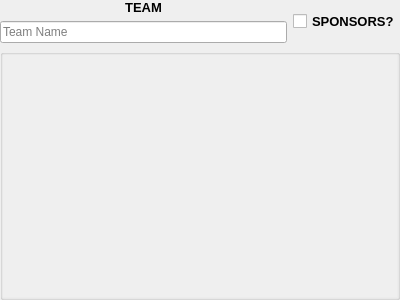
Above: src/layout/TSHBattleTeam.ui from joaorb64/TournamentStreamHelper before the change. Below: the same form after it.
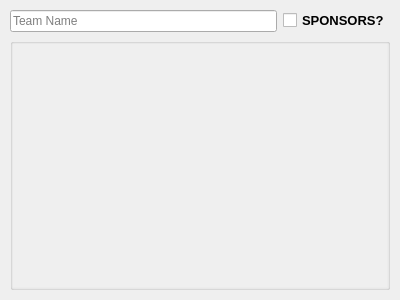
That is the form after the change.

What changed in the file:
```diff
--- a/src/layout/TSHBattleTeam.ui
+++ b/src/layout/TSHBattleTeam.ui
@@ -10,6 +10,12 @@
     <height>300</height>
    </rect>
   </property>
+  <property name="sizePolicy">
+   <sizepolicy hsizetype="Preferred" vsizetype="Expanding">
+    <horstretch>0</horstretch>
+    <verstretch>0</verstretch>
+   </sizepolicy>
+  </property>
   <property name="minimumSize">
    <size>
     <width>1</width>
@@ -23,44 +29,25 @@
    <locale language="English" country="UnitedStates"/>
   </property>
   <layout class="QVBoxLayout" name="verticalLayout">
+   <property name="sizeConstraint">
+    <enum>QLayout::SetMaximumSize</enum>
+   </property>
    <property name="leftMargin">
-    <number>0</number>
+    <number>10</number>
    </property>
    <property name="topMargin">
-    <number>0</number>
+    <number>10</number>
    </property>
    <property name="rightMargin">
-    <number>0</number>
+    <number>10</number>
    </property>
    <property name="bottomMargin">
-    <number>0</number>
+    <number>10</number>
    </property>
    <item>
     <layout class="QHBoxLayout" name="horizontalLayout_2">
      <item>
       <layout class="QVBoxLayout" name="verticalLayout_3">
-       <item>
-        <widget class="QLabel" name="teamLabel">
-         <property name="minimumSize">
-          <size>
-           <width>1</width>
-           <height>0</height>
-          </size>
-         </property>
-         <property name="font">
-          <font>
-           <pointsize>10</pointsize>
-           <bold>true</bold>
-          </font>
-         </property>
-         <property name="text">
-          <string>TEAM</string>
-         </property>
-         <property name="alignment">
-          <set>Qt::AlignCenter</set>
-         </property>
-        </widget>
-       </item>
        <item>
         <widget class="QLineEdit" name="teamName">
          <property name="minimumSize">
@@ -176,25 +163,25 @@
           <rect>
            <x>0</x>
            <y>0</y>
-           <width>394</width>
-           <height>233</height>
+           <width>374</width>
+           <height>237</height>
           </rect>
          </property>
          <layout class="QVBoxLayout" name="verticalLayout_5">
           <property name="spacing">
-           <number>0</number>
+           <number>6</number>
           </property>
           <property name="leftMargin">
-           <number>0</number>
+           <number>6</number>
           </property>
           <property name="topMargin">
-           <number>0</number>
+           <number>6</number>
           </property>
           <property name="rightMargin">
-           <number>0</number>
+           <number>6</number>
           </property>
           <property name="bottomMargin">
-           <number>0</number>
+           <number>6</number>
           </property>
          </layout>
         </widget>
```
